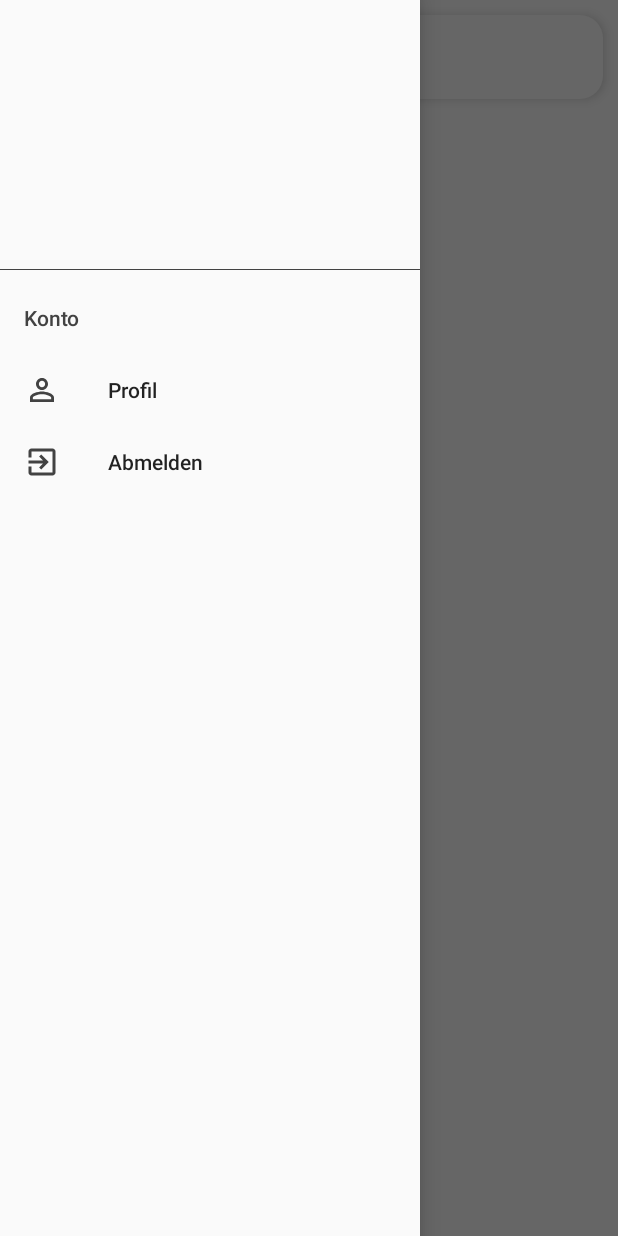
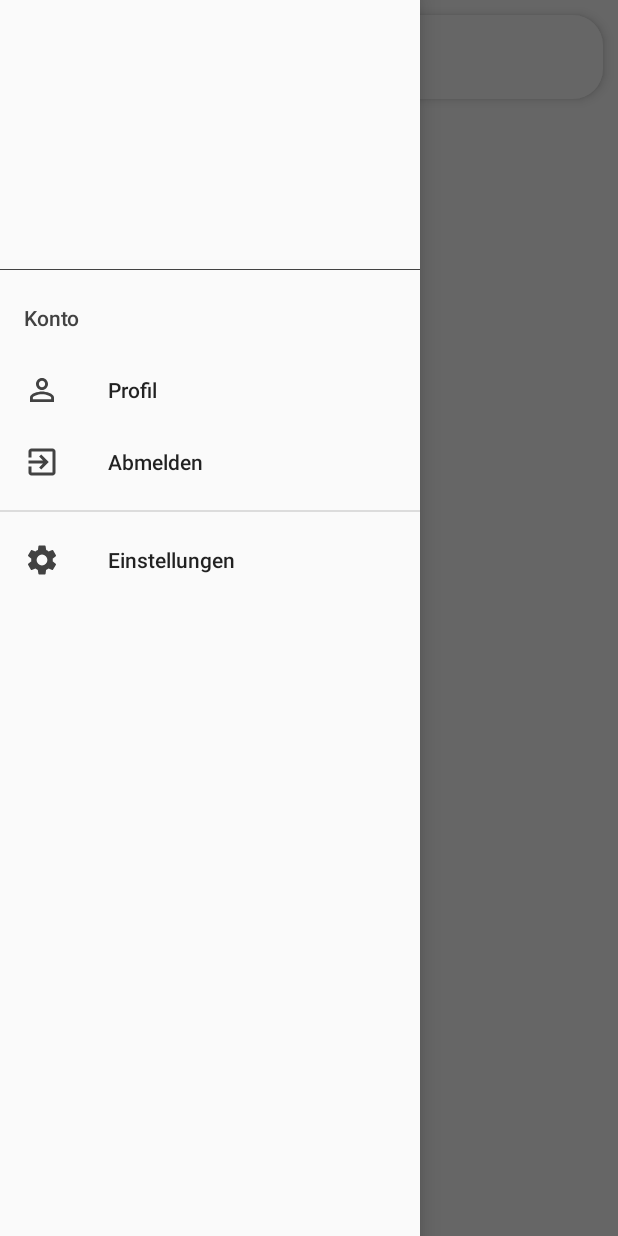
Before and after one commit to eichingertim/Univents, an Android app: the screen it shows after launch once a user with an empty profile is signed in (MainActivity), with the side drawer open, on a phone screen of 412 x 824 dp. Run offline under Robolectric (Android 15) with nearby library versions, the phone set to English and light mode, and no system bars; our stand-ins replace Firebase (no records; nobody signed in at launch, a user with empty details on screens opened directly); libraries missing offline, so code that uses them is left out: com.facebook, com.facebook.login; 4 statements that could not run were skipped.

Commit message:
bug-fixes and added settings activity

```diff
--- a/app/build.gradle
+++ b/app/build.gradle
@@ -24,6 +24,7 @@ dependencies {
     //noinspection GradleCompatible
     implementation 'com.android.support:appcompat-v7:28.0.0'
     implementation 'com.android.support:design:28.0.0'
+    implementation 'com.android.support:preference-v7:28.0.0'
     implementation 'com.android.support.constraint:constraint-layout:1.1.3'
     implementation 'com.google.firebase:firebase-auth:16.0.5'
     implementation 'com.google.firebase:firebase-firestore:17.1.2'
--- a/app/src/main/AndroidManifest.xml
+++ b/app/src/main/AndroidManifest.xml
@@ -37,6 +37,7 @@
                 <data android:scheme="@string/fb_login_protocol_scheme" />
             </intent-filter>
         </activity>
+        <activity android:name=".settings.SettingsActivity" />
 
     </application>
 
--- a/app/src/main/java/com/androidproject/univents/MainActivity.java
+++ b/app/src/main/java/com/androidproject/univents/MainActivity.java
@@ -1,20 +1,22 @@
 package com.androidproject.univents;
 
 import android.content.Intent;
+import android.content.SharedPreferences;
 import android.support.annotation.NonNull;
 import android.support.design.widget.NavigationView;
 import android.support.v4.widget.DrawerLayout;
+import android.support.v7.app.ActionBar;
 import android.support.v7.app.ActionBarDrawerToggle;
 import android.support.v7.app.AppCompatActivity;
 import android.os.Bundle;
 import android.support.v7.app.AppCompatDelegate;
+import android.support.v7.preference.PreferenceManager;
 import android.support.v7.widget.Toolbar;
 import android.util.Log;
 import android.view.MenuItem;
-import android.view.View;
-import android.widget.Button;
 
 import com.androidproject.univents.logreg.LogRegChooserActivity;
+import com.androidproject.univents.settings.SettingsActivity;
 import com.facebook.login.LoginManager;
 import com.google.firebase.auth.FirebaseAuth;
 
@@ -47,19 +49,7 @@ public class MainActivity extends AppCompatActivity implements NavigationView.On
      * initializes all content-views
      */
     private void initContent() {
-        Button btnchangeTheme = findViewById(R.id.btn_changeTheme);
-        btnchangeTheme.setOnClickListener(new View.OnClickListener() {
-            @Override
-            public void onClick(View v) {
-                if (AppCompatDelegate.getDefaultNightMode()==AppCompatDelegate.MODE_NIGHT_YES) {
-                    AppCompatDelegate.setDefaultNightMode(AppCompatDelegate.MODE_NIGHT_NO);
-                    restartApp();
-                } else {
-                    AppCompatDelegate.setDefaultNightMode(AppCompatDelegate.MODE_NIGHT_YES);
-                    restartApp();
-                }
-            }
-        });
+
     }
 
     /**
@@ -68,6 +58,8 @@ public class MainActivity extends AppCompatActivity implements NavigationView.On
     private void initToolbar() {
         toolbar = findViewById(R.id.toolbar_main);
         setSupportActionBar(toolbar);
+        ActionBar actionBar = getSupportActionBar();
+        actionBar.setDisplayHomeAsUpEnabled(true);
     }
 
     /**
@@ -79,7 +71,6 @@ public class MainActivity extends AppCompatActivity implements NavigationView.On
                 , R.string.CLOSE);
         mainDrawer.addDrawerListener(mainDrawerToggle);
         mainDrawerToggle.syncState();
-        getSupportActionBar().setDisplayHomeAsUpEnabled(true);
         mainDrawerNavView = findViewById(R.id.drawer_nav_view);
         mainDrawerNavView.setNavigationItemSelectedListener(this);
     }
@@ -91,15 +82,18 @@ public class MainActivity extends AppCompatActivity implements NavigationView.On
         auth = FirebaseAuth.getInstance();
     }
 
-    private void restartApp() {
-        startActivity(new Intent(getApplicationContext(), MainActivity.class));
-        finish();
-    }
 
+    /**
+     * checks if dark theme is on
+     */
     private void checkTheme() {
-        if (AppCompatDelegate.getDefaultNightMode()==AppCompatDelegate.MODE_NIGHT_YES) {
+        if (isDarkTheme()) {
+            AppCompatDelegate.setDefaultNightMode(AppCompatDelegate.MODE_NIGHT_YES);
             setTheme(R.style.DarkTheme);
-        } else setTheme(R.style.AppTheme);
+        } else {
+            AppCompatDelegate.setDefaultNightMode(AppCompatDelegate.MODE_NIGHT_NO);
+            setTheme(R.style.AppTheme);
+        }
     }
 
     @Override
@@ -111,8 +105,15 @@ public class MainActivity extends AppCompatActivity implements NavigationView.On
             case R.id.drawer_action_logout:
                 signOut();
                 break;
+            case R.id.drawer_action_settings:
+                goToSettings();
+                break;
         }
         return true;
+    }
+
+    private void goToSettings() {
+        startActivity(new Intent(this, SettingsActivity.class));
     }
 
     //TODO: Intent to profile page
@@ -141,4 +142,12 @@ public class MainActivity extends AppCompatActivity implements NavigationView.On
         }
         return super.onOptionsItemSelected(item);
     }
+
+    private boolean isDarkTheme() {
+        SharedPreferences sharedPreferences =
+                PreferenceManager.getDefaultSharedPreferences(this);
+        return sharedPreferences
+                .getBoolean(getString(R.string.PREF_KEY_THEME), false);
+    }
+
 }
--- a/app/src/main/java/com/androidproject/univents/logreg/LogRegChooserActivity.java
+++ b/app/src/main/java/com/androidproject/univents/logreg/LogRegChooserActivity.java
@@ -3,17 +3,17 @@ package com.androidproject.univents.logreg;
 import android.annotation.SuppressLint;
 import android.app.Dialog;
 import android.app.ProgressDialog;
-import android.content.Context;
 import android.content.DialogInterface;
 import android.content.Intent;
+import android.content.SharedPreferences;
 import android.support.annotation.NonNull;
 import android.support.annotation.Nullable;
 import android.support.v7.app.AlertDialog;
 import android.support.v7.app.AppCompatActivity;
 import android.os.Bundle;
 import android.support.v7.app.AppCompatDelegate;
+import android.support.v7.preference.PreferenceManager;
 import android.text.Html;
-import android.util.Log;
 import android.view.View;
 import android.widget.Button;
 import android.widget.EditText;
@@ -25,15 +25,12 @@ import com.androidproject.univents.MainActivity;
 import com.androidproject.univents.R;
 import com.facebook.AccessToken;
 import com.facebook.CallbackManager;
-import com.facebook.CallbackManager.Factory;
 import com.facebook.FacebookCallback;
 import com.facebook.FacebookException;
 import com.facebook.FacebookSdk;
-import com.facebook.appevents.AppEventsLogger;
 import com.facebook.login.LoginManager;
 import com.facebook.login.LoginResult;
 import com.facebook.login.widget.LoginButton;
-import com.google.android.gms.dynamic.IFragmentWrapper;
 import com.google.android.gms.tasks.OnCompleteListener;
 import com.google.android.gms.tasks.OnSuccessListener;
 import com.google.android.gms.tasks.Task;
@@ -96,9 +93,13 @@ public class LogRegChooserActivity extends AppCompatActivity implements View.OnC
     }
 
     private void checkTheme() {
-        if (AppCompatDelegate.getDefaultNightMode()==AppCompatDelegate.MODE_NIGHT_YES) {
+        if (isDarkTheme()) {
+            AppCompatDelegate.setDefaultNightMode(AppCompatDelegate.MODE_NIGHT_YES);
             setTheme(R.style.DarkTheme);
-        } else setTheme(R.style.AppTheme);
+        } else {
+            AppCompatDelegate.setDefaultNightMode(AppCompatDelegate.MODE_NIGHT_NO);
+            setTheme(R.style.AppTheme);
+        }
     }
 
     /**
@@ -196,7 +197,7 @@ public class LogRegChooserActivity extends AppCompatActivity implements View.OnC
                 if (task.isSuccessful()) {
                     FirebaseUser firebaseUser = auth.getCurrentUser();
                     assert firebaseUser != null;
-                    uploadDataToFbAndFinish(firebaseUser);
+                    uploadDataToFirebaseAndFinish(firebaseUser);
                 } else {
                     progressDialog.dismiss();
                     showToast(Objects.requireNonNull(task.getException()).getMessage());
@@ -210,7 +211,7 @@ public class LogRegChooserActivity extends AppCompatActivity implements View.OnC
      * Uploads data to Firebase Firestore database
      * @param firebaseUser current user
      */
-    private void uploadDataToFbAndFinish(FirebaseUser firebaseUser) {
+    private void uploadDataToFirebaseAndFinish(FirebaseUser firebaseUser) {
         String[] name = Objects.requireNonNull(firebaseUser.getDisplayName()).split(" ");
 
         Map<String, Object> newUser = new HashMap<>();
@@ -372,4 +373,11 @@ public class LogRegChooserActivity extends AppCompatActivity implements View.OnC
         Toast.makeText(getApplicationContext(), message, Toast.LENGTH_LONG).show();
     }
 
+    private boolean isDarkTheme() {
+        SharedPreferences sharedPreferences =
+                PreferenceManager.getDefaultSharedPreferences(this);
+        return sharedPreferences
+                .getBoolean(getString(R.string.PREF_KEY_THEME), false);
+    }
+
 }
--- /dev/null
+++ b/app/src/main/res/drawable/ic_settings_24dp.xml
@@ -0,0 +1,5 @@
+<vector android:height="24dp" android:tint="#424242"
+    android:viewportHeight="24" android:viewportWidth="24"
+    android:width="24dp" xmlns:android="http://schemas.android.com/apk/res/android">
+    <path android:fillColor="#FF000000" android:pathData="M19.1,12.9a2.8,2.8 0,0 0,0.1 -0.9,2.8 2.8,0 0,0 -0.1,-0.9l2.1,-1.6a0.7,0.7 0,0 0,0.1 -0.6L19.4,5.5a0.7,0.7 0,0 0,-0.6 -0.2l-2.4,1a6.5,6.5 0,0 0,-1.6 -0.9l-0.4,-2.6a0.5,0.5 0,0 0,-0.5 -0.4H10.1a0.5,0.5 0,0 0,-0.5 0.4L9.3,5.4a5.6,5.6 0,0 0,-1.7 0.9l-2.4,-1a0.4,0.4 0,0 0,-0.5 0.2l-2,3.4c-0.1,0.2 0,0.4 0.2,0.6l2,1.6a2.8,2.8 0,0 0,-0.1 0.9,2.8 2.8,0 0,0 0.1,0.9L2.8,14.5a0.7,0.7 0,0 0,-0.1 0.6l1.9,3.4a0.7,0.7 0,0 0,0.6 0.2l2.4,-1a6.5,6.5 0,0 0,1.6 0.9l0.4,2.6a0.5,0.5 0,0 0,0.5 0.4h3.8a0.5,0.5 0,0 0,0.5 -0.4l0.3,-2.6a5.6,5.6 0,0 0,1.7 -0.9l2.4,1a0.4,0.4 0,0 0,0.5 -0.2l2,-3.4c0.1,-0.2 0,-0.4 -0.2,-0.6ZM12,15.6A3.6,3.6 0,1 1,15.6 12,3.6 3.6,0 0,1 12,15.6Z"/>
+</vector>
--- a/app/src/main/res/menu/menu_nav_drawer.xml
+++ b/app/src/main/res/menu/menu_nav_drawer.xml
@@ -17,4 +17,11 @@
         </menu>
     </item>
 
+    <group>
+        <item android:id="@+id/drawer_action_settings"
+            android:enabled="true"
+            android:icon="@drawable/ic_settings_24dp"
+            android:title="@string/settings"/>
+    </group>
+
 </menu>
--- a/app/src/main/res/values/strings.xml
+++ b/app/src/main/res/values/strings.xml
@@ -123,8 +123,14 @@
     <!--Drawer Toggle-->
     <string name="OPEN">open</string>
     <string name="CLOSE">close</string>
+
+    <!--Menu Item titles-->
     <string name="account">Konto</string>
     <string name="profile">Profil</string>
     <string name="signout">Abmelden</string>
+    <string name="settings">Einstellungen</string>
+    <string name="PREF_KEY_THEME">theme_pref</string>
+    <string name="dark_theme">Dark Theme</string>
+    <string name="enable_dark_theme">Dark Theme für die ganze App verwenden</string>
 
 </resources>
```
Also changed, not shown: app/src/main/java/com/androidproject/univents/logreg/RegisterActivity.java (+11 -2 lines), app/src/main/java/com/androidproject/univents/settings/SettingsActivity.java (added, +76 -0 lines), app/src/main/java/com/androidproject/univents/settings/SettingsFragment.java (added, +57 -0 lines), app/src/main/res/drawable/form_round_corners_toolbar.xml (added, +8 -0 lines), app/src/main/res/layout/activity_settings.xml (added, +22 -0 lines), app/src/main/res/layout/layout_main_activity_content.xml (+1 -16 lines), app/src/main/res/xml/preferences.xml (added, +10 -0 lines).
